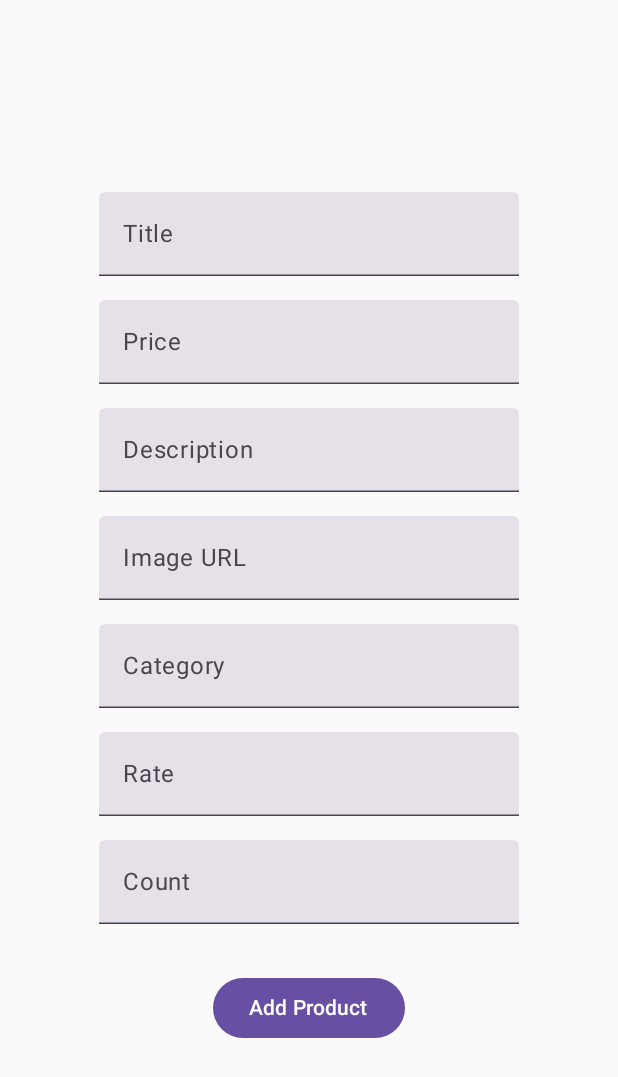
After one commit to BugrahanUmaySafak/Fake_Store_Api_App, an Android app built with Jetpack Compose: the AddProductsPage screen opened through its navigation route, on a phone screen of 412 x 824 dp. The commit adds this screen. Shown: the top 1077 px of the screen. Run offline under Robolectric (Android 15) with nearby library versions, the phone set to English and light mode, and no system bars; our stand-ins replace livedata-compose; pictures from the network do not load.

Commit message:
"first commit"

```diff
--- a/app/build.gradle.kts
+++ b/app/build.gradle.kts
@@ -59,6 +59,8 @@ dependencies {
     implementation(libs.androidx.ui.graphics)
     implementation(libs.androidx.ui.tooling.preview)
     implementation(libs.androidx.material3)
+    implementation(libs.androidx.navigation.runtime.ktx)
+    implementation(libs.androidx.navigation.compose)
     testImplementation(libs.junit)
     androidTestImplementation(libs.androidx.junit)
     androidTestImplementation(libs.androidx.espresso.core)
--- /dev/null
+++ b/app/src/main/java/com/bugrahanumaysafak/fakestoreapiapp/AddProductsPage.kt
@@ -0,0 +1,120 @@
+package com.bugrahanumaysafak.fakestoreapiapp
+
+import android.util.Log
+import androidx.compose.foundation.layout.*
+import androidx.compose.material3.Button
+import androidx.compose.material3.CircularProgressIndicator
+import androidx.compose.material3.Text
+import androidx.compose.material3.TextField
+import androidx.compose.runtime.*
+import androidx.compose.runtime.livedata.observeAsState
+import androidx.compose.ui.Alignment
+import androidx.compose.ui.Modifier
+import androidx.compose.ui.platform.LocalFocusManager
+import androidx.compose.ui.unit.dp
+import androidx.lifecycle.viewmodel.compose.viewModel
+import androidx.navigation.NavController
+import com.bugrahanumaysafak.fakestoreapiapp.entity.NetworkResponse
+import com.bugrahanumaysafak.fakestoreapiapp.entity.ProductsResponseItem
+import com.bugrahanumaysafak.fakestoreapiapp.entity.Rating
+import com.bugrahanumaysafak.fakestoreapiapp.viewmodel.AddProductsPageViewModel
+
+@Composable
+fun AddProductsPage(navController: NavController) {
+    val viewModel: AddProductsPageViewModel = viewModel()
+
+    var title by remember { mutableStateOf("") }
+    var price by remember { mutableStateOf("") }
+    var description by remember { mutableStateOf("") }
+    var imageUrl by remember { mutableStateOf("") }
+    var category by remember { mutableStateOf("") }
+    var rate by remember { mutableStateOf("") }
+    var count by remember { mutableStateOf("") }
+
+    val addProductResult by viewModel.productResult.observeAsState()
+
+    Column(
+        modifier = Modifier
+            .padding(16.dp)
+            .fillMaxSize(),
+        verticalArrangement = Arrangement.Center,
+        horizontalAlignment = Alignment.CenterHorizontally
+    ) {
+        TextField(
+            value = title,
+            onValueChange = { title = it },
+            label = { Text("Title") }
+        )
+        Spacer(modifier = Modifier.height(16.dp))
+        TextField(
+            value = price,
+            onValueChange = { price = it },
+            label = { Text("Price") }
+        )
+        Spacer(modifier = Modifier.height(16.dp))
+        TextField(
+            value = description,
+            onValueChange = { description = it },
+            label = { Text("Description") }
+        )
+        Spacer(modifier = Modifier.height(16.dp))
+        TextField(
+            value = imageUrl,
+            onValueChange = { imageUrl = it },
+            label = { Text("Image URL") }
+        )
+        Spacer(modifier = Modifier.height(16.dp))
+        TextField(
+            value = category,
+            onValueChange = { category = it },
+            label = { Text("Category") }
+        )
+        Spacer(modifier = Modifier.height(16.dp))
+        TextField(
+            value = rate,
+            onValueChange = { rate = it },
+            label = { Text("Rate") }
+        )
+        Spacer(modifier = Modifier.height(16.dp))
+        TextField(
+            value = count,
+            onValueChange = { count = it },
+            label = { Text("Count") }
+        )
+        Spacer(modifier = Modifier.height(32.dp))
+        Button(onClick = {
+            val product = ProductsResponseItem(
+                title = title,
+                price = price.toDoubleOrNull() ?: 0.0,
+                description = description,
+                image = imageUrl,
+                category = category,
+                rating = Rating(
+                    rate = rate.toDoubleOrNull() ?: 0.0,
+                    count = count.toIntOrNull() ?: 0
+                )
+
+
+            )
+            viewModel.addProduct(product)
+        }) {
+            Text("Add Product")
+        }
+
+        when (val result = addProductResult) {
+            is NetworkResponse.Error -> {
+                Text(text = result.message)
+            }
+            NetworkResponse.Loading -> {
+                CircularProgressIndicator()
+            }
+            is NetworkResponse.Success -> {
+                Text(text = "Product added successfully")
+                navController.navigate("productsPage") {
+                    popUpTo("addProductsPage") { inclusive = true }
+                }
+            }
+            else -> Log.e("TAG", "AddProductsPage")
+        }
+    }
+}
--- a/app/src/main/java/com/bugrahanumaysafak/fakestoreapiapp/MainActivity.kt
+++ b/app/src/main/java/com/bugrahanumaysafak/fakestoreapiapp/MainActivity.kt
@@ -5,18 +5,30 @@ import android.os.Bundle
 import androidx.activity.ComponentActivity
 import androidx.activity.compose.setContent
 import androidx.activity.enableEdgeToEdge
+import androidx.compose.runtime.Composable
 import androidx.lifecycle.ViewModelProvider
+import androidx.navigation.compose.NavHost
+import androidx.navigation.compose.composable
+import androidx.navigation.compose.rememberNavController
+import com.bugrahanumaysafak.fakestoreapiapp.entity.ProductsResponseItem
 import com.bugrahanumaysafak.fakestoreapiapp.viewmodel.ProductsPageViewModel
 
 class MainActivity : ComponentActivity() {
     override fun onCreate(savedInstanceState: Bundle?) {
         super.onCreate(savedInstanceState)
-
-        val productViewModel = ViewModelProvider(this)[ProductsPageViewModel::class.java]
-
-        enableEdgeToEdge()
+        // enableEdgeToEdge()
         setContent {
-            ProductsPage(productViewModel)
+            MainNavigation()
         }
     }
 }
+
+@Composable
+fun MainNavigation() {
+    val navController = rememberNavController()
+
+    NavHost(navController = navController, startDestination = "productsPage") {
+        composable("productsPage") { ProductsPage(navController) }
+        composable("addProductsPage") { AddProductsPage(navController) }
+    }
+}
--- a/app/src/main/java/com/bugrahanumaysafak/fakestoreapiapp/entity/ProductsResponse.kt
+++ b/app/src/main/java/com/bugrahanumaysafak/fakestoreapiapp/entity/ProductsResponse.kt
@@ -3,21 +3,19 @@ package com.bugrahanumaysafak.fakestoreapiapp.entity
 import com.google.gson.annotations.SerializedName
 
 data class Rating(
-
 	@field:SerializedName("rate")
-	val rate: Any? = null,
+	val rate: Double? = null,
 
 	@field:SerializedName("count")
 	val count: Int? = null
 )
 
 data class ProductsResponseItem(
-
 	@field:SerializedName("image")
 	val image: String? = null,
 
 	@field:SerializedName("price")
-	val price: Any? = null,
+	val price: Double? = null,
 
 	@field:SerializedName("rating")
 	val rating: Rating? = null,
--- a/app/src/main/java/com/bugrahanumaysafak/fakestoreapiapp/retrofit/ProductsApi.kt
+++ b/app/src/main/java/com/bugrahanumaysafak/fakestoreapiapp/retrofit/ProductsApi.kt
@@ -1,10 +1,24 @@
 package com.bugrahanumaysafak.fakestoreapiapp.retrofit
 
 import com.bugrahanumaysafak.fakestoreapiapp.entity.ProductsResponseItem
+import com.bugrahanumaysafak.fakestoreapiapp.entity.Rating
 import retrofit2.Response
+import retrofit2.http.Body
+import retrofit2.http.DELETE
 import retrofit2.http.GET
+import retrofit2.http.POST
+import retrofit2.http.Path
 
 interface ProductsApi {
     @GET("products")
     suspend fun getProducts(): Response<List<ProductsResponseItem>>
+
+    @DELETE("products/{id}")
+    suspend fun deleteProducts(@Path("id") id: Int): Response<Unit>
+
+    @POST("products")
+    suspend fun addProducts(
+        @Body productsResponseItem: ProductsResponseItem
+    ): Response<ProductsResponseItem>
+
 }
--- a/gradle/libs.versions.toml
+++ b/gradle/libs.versions.toml
@@ -1,5 +1,5 @@
 [versions]
-agp = "8.4.1"
+agp = "8.4.2"
 kotlin = "1.9.0"
 coreKtx = "1.13.1"
 junit = "4.13.2"
@@ -9,6 +9,8 @@ lifecycleRuntimeKtx = "2.8.0"
 activityCompose = "1.9.0"
 composeBom = "2023.08.00"
 runtimeLivedataVersion = "1.6.7"
+navigationRuntimeKtx = "2.7.7"
+navigationCompose = "2.7.7"
 
 [libraries]
 androidx-core-ktx = { group = "androidx.core", name = "core-ktx", version.ref = "coreKtx" }
@@ -26,6 +28,8 @@ androidx-ui-test-manifest = { group = "androidx.compose.ui", name = "ui-test-man
 androidx-ui-test-junit4 = { group = "androidx.compose.ui", name = "ui-test-junit4" }
 androidx-material3 = { group = "androidx.compose.material3", name = "material3" }
 runtime-livedata = { module = "androidx.compose.runtime:runtime-livedata", version.ref = "runtimeLivedataVersion" }
+androidx-navigation-runtime-ktx = { group = "androidx.navigation", name = "navigation-runtime-ktx", version.ref = "navigationRuntimeKtx" }
+androidx-navigation-compose = { group = "androidx.navigation", name = "navigation-compose", version.ref = "navigationCompose" }
 
 [plugins]
 android-application = { id = "com.android.application", version.ref = "agp" }
```
Also changed, not shown: app/src/main/java/com/bugrahanumaysafak/fakestoreapiapp/ProductsPage.kt (+143 -73 lines), app/src/main/java/com/bugrahanumaysafak/fakestoreapiapp/viewmodel/AddProductsPageViewModel.kt (added, +38 -0 lines), app/src/main/java/com/bugrahanumaysafak/fakestoreapiapp/viewmodel/ProductsPageViewModel.kt (+20 -0 lines).
